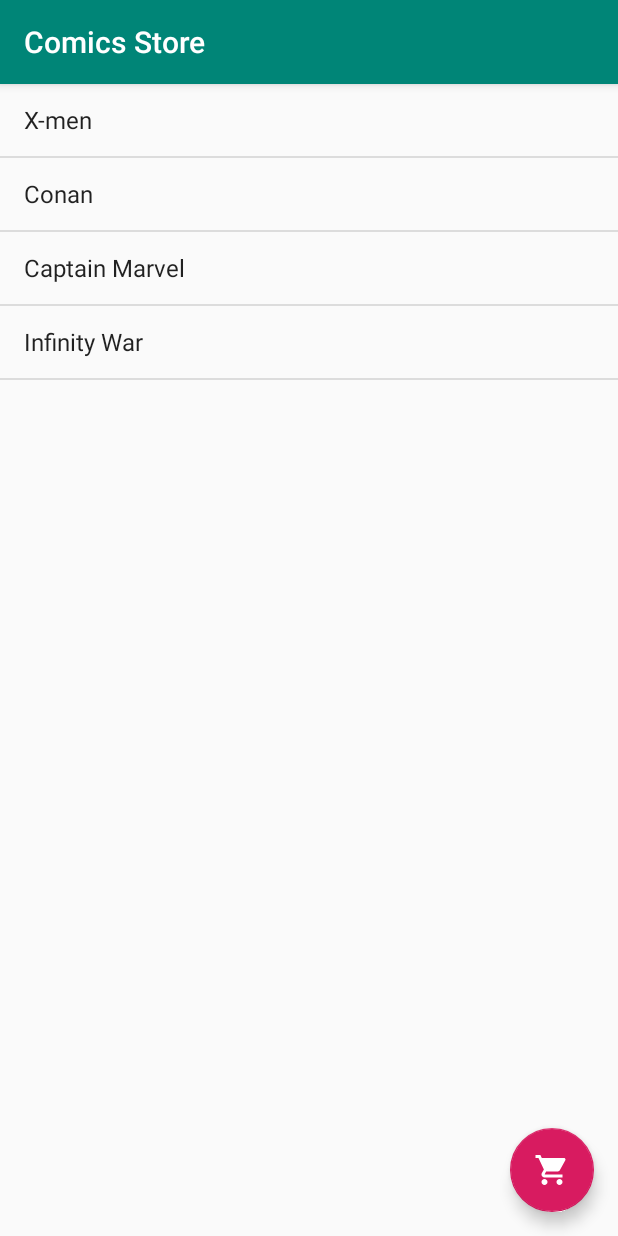
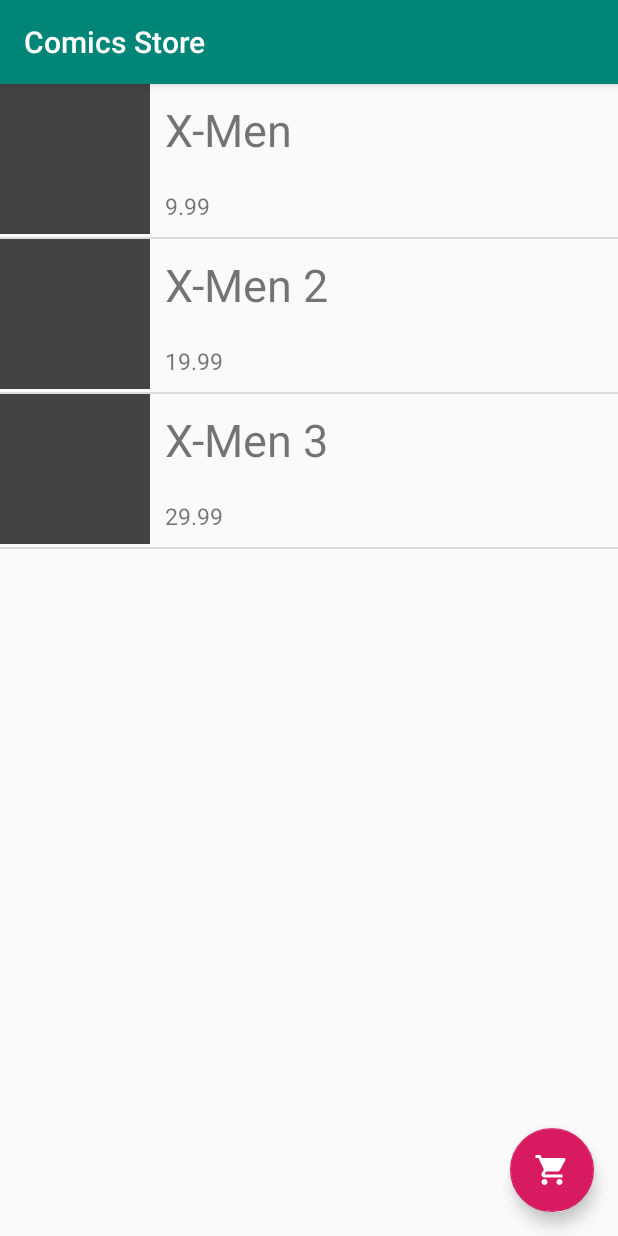
Before and after one commit to raulkfernandes/Marvel_Store, an Android app: the screen it shows after launch (MainActivity), on a phone screen of 412 x 824 dp. Run offline under Robolectric (Android 15) with nearby library versions, the phone set to English and light mode, and no system bars.

Commit message:
Tela de carrinho de compras

```diff
--- a/app/src/main/AndroidManifest.xml
+++ b/app/src/main/AndroidManifest.xml
@@ -14,5 +14,11 @@
                 <category android:name="android.intent.category.LAUNCHER"/>
             </intent-filter>
         </activity>
+
+        <activity
+            android:name=".ShoppingCartActivity"
+            android:label="Shopping Cart">
+        </activity>
+
     </application>
 </manifest>
--- a/app/src/main/java/br/com/phoebus/marvelstore/MainActivity.java
+++ b/app/src/main/java/br/com/phoebus/marvelstore/MainActivity.java
@@ -1,16 +1,24 @@
 package br.com.phoebus.marvelstore;
 
 import android.app.Activity;
+import android.content.Intent;
 import android.os.Bundle;
+import android.view.View;
+import android.widget.Adapter;
 import android.widget.ArrayAdapter;
 import android.widget.ListView;
 
 import androidx.annotation.Nullable;
 import androidx.appcompat.app.AppCompatActivity;
 
+import com.google.android.material.floatingactionbutton.FloatingActionButton;
+
 import java.util.ArrayList;
 import java.util.Arrays;
 import java.util.List;
+
+import br.com.phoebus.marvelstore.adapter.ComicsAdapter;
+import br.com.phoebus.marvelstore.model.Comic;
 
 public class MainActivity extends AppCompatActivity {
     @Override
@@ -18,12 +26,30 @@
         super.onCreate(savedInstanceState);
         setTitle("Comics Store");
         setContentView(R.layout.activity_main);
-        List<String> comics = new ArrayList<>(
-                Arrays.asList("X-men", "Conan", "Captain Marvel", "Infinity War"));
+
+        FloatingActionButton shoppingCartButton = (FloatingActionButton) findViewById(R.id.activity_main_fab_shopping_cart);
+        shoppingCartButton.setOnClickListener(new View.OnClickListener() {
+            @Override
+            public void onClick(View view) {
+                Intent intent = new Intent(MainActivity.this, ShoppingCartActivity.class);
+                startActivity(intent);
+            }
+        });
+
+        List<Comic> comicList = new ArrayList<>();
+
+        Comic firstComic = new Comic("X-Men", "9.99");
+        Comic secComic = new Comic("X-Men 2", "19.99");
+        Comic thirdComic = new Comic("X-Men 3", "29.99");
+
+        comicList.add(firstComic);
+        comicList.add(secComic);
+        comicList.add(thirdComic);
+
+        ComicsAdapter mAdapter = new ComicsAdapter(this, comicList);
+
         ListView comicsList = findViewById(R.id.activity_main_comics_list);
-        comicsList.setAdapter(new ArrayAdapter<>(
-                this,
-                android.R.layout.simple_list_item_1,
-                comics));
+
+        comicsList.setAdapter(mAdapter);
     }
 }
--- /dev/null
+++ b/app/src/main/java/br/com/phoebus/marvelstore/adapter/ComicsAdapter.java
@@ -0,0 +1,63 @@
+package br.com.phoebus.marvelstore.adapter;
+
+import android.app.Activity;
+import android.content.Context;
+import android.view.LayoutInflater;
+import android.view.View;
+import android.view.ViewGroup;
+import android.widget.BaseAdapter;
+import android.widget.TextView;
+
+import java.util.ArrayList;
+import java.util.List;
+
+import br.com.phoebus.marvelstore.R;
+import br.com.phoebus.marvelstore.model.Comic;
+
+public class ComicsAdapter extends BaseAdapter {
+
+    private final List<Comic> comicList;
+    private final Context mContext;
+
+    public ComicsAdapter(Context mContext, List<Comic> comicList) {
+        this.mContext = mContext;
+        this.comicList = comicList;
+    }
+
+    @Override
+    public int getCount() {
+        return comicList.size();
+    }
+
+    @Override
+    public Object getItem(int i) {
+        return comicList.get(i);
+    }
+
+    @Override
+    public long getItemId(int i) {
+        return 0;
+    }
+
+    @Override
+    public View getView(int i, View view, ViewGroup viewGroup) {
+
+        LayoutInflater inflater = LayoutInflater.from(mContext);
+        View mView = view;
+
+        if(mView == null) {
+            mView = inflater.inflate(R.layout.comic_list_item, viewGroup, false);
+        }
+
+        Comic curComic = comicList.get(i);
+
+        TextView title = (TextView) mView.findViewById(R.id.title_content);
+        TextView price = (TextView) mView.findViewById(R.id.price_content);
+
+        title.setText(curComic.getTitle());
+        price.setText(curComic.getPrice());
+
+
+        return mView;
+    }
+}
--- /dev/null
+++ b/app/src/main/java/br/com/phoebus/marvelstore/model/Comic.java
@@ -0,0 +1,36 @@
+package br.com.phoebus.marvelstore.model;
+
+public class Comic {
+    private long id;
+    private String title;
+    private String price;
+
+    public Comic(String title, String price) {
+        this.setTitle(title);
+        this.setPrice(price);
+    }
+
+    public void setId(long id) {
+        this.id = id;
+    }
+
+    public long getId() {
+        return this.id;
+    }
+
+    public String getTitle() {
+        return title;
+    }
+
+    public void setTitle(String title) {
+        this.title = title;
+    }
+
+    public String getPrice() {
+        return price;
+    }
+
+    public void setPrice(String price) {
+        this.price = price;
+    }
+}
--- a/app/src/main/res/layout/activity_main.xml
+++ b/app/src/main/res/layout/activity_main.xml
@@ -4,6 +4,11 @@
     xmlns:app="http://schemas.android.com/apk/res-auto"
     android:layout_width="match_parent"
     android:layout_height="match_parent">
+
+    <ListView
+        android:id="@+id/activity_main_comics_list"
+        android:layout_width="match_parent"
+        android:layout_height="match_parent" />
 
     <com.google.android.material.floatingactionbutton.FloatingActionButton
         android:id="@+id/activity_main_fab_shopping_cart"
@@ -17,9 +22,4 @@
         android:focusable="true"
         android:src="@drawable/ic_action_access_shopping_cart"/>
 
-    <ListView
-        android:id="@+id/activity_main_comics_list"
-        android:layout_width="match_parent"
-        android:layout_height="match_parent" />
-
 </RelativeLayout>
--- /dev/null
+++ b/app/src/main/res/layout/comic_list_item.xml
@@ -0,0 +1,37 @@
+<?xml version="1.0" encoding="utf-8"?>
+<LinearLayout
+    xmlns:android="http://schemas.android.com/apk/res/android"
+    android:orientation="horizontal"
+    android:layout_width="match_parent"
+    android:layout_height="match_parent">
+
+        <ImageView
+            android:id="@+id/comic_image"
+            android:background="@color/cardview_dark_background"
+            android:layout_width="100dp"
+            android:layout_height="100dp" />
+
+            <LinearLayout
+                android:orientation="vertical"
+                android:layout_width="match_parent"
+                android:layout_height="wrap_content">
+
+                <TextView
+                    android:id="@+id/title_content"
+                    android:text="X-men"
+                    android:textSize="30sp"
+                    android:layout_margin="10dp"
+                    android:layout_width="wrap_content"
+                    android:layout_height="wrap_content" />
+
+                <TextView
+                    android:id="@+id/price_content"
+                    android:text="$ 9.99"
+                    android:textSize="15sp"
+                    android:layout_margin="10dp"
+                    android:layout_width="wrap_content"
+                    android:layout_height="wrap_content" />
+
+        </LinearLayout>
+
+</LinearLayout>
```
Also changed, not shown: app/src/main/java/br/com/phoebus/marvelstore/ShoppingCartActivity.java (added, +28 -0 lines), app/src/main/java/br/com/phoebus/marvelstore/model/ShoppingCart.java (added, +12 -0 lines), app/src/main/res/layout/activity_shopping_cart.xml (added, +21 -0 lines).
